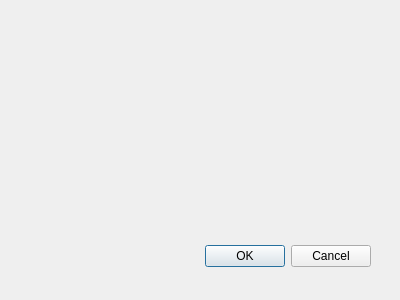
Old version of the form web_service_plugin_dialog_base.ui in the repository envirosolutionspl/integrator_uslug_danych_przestrzennych.
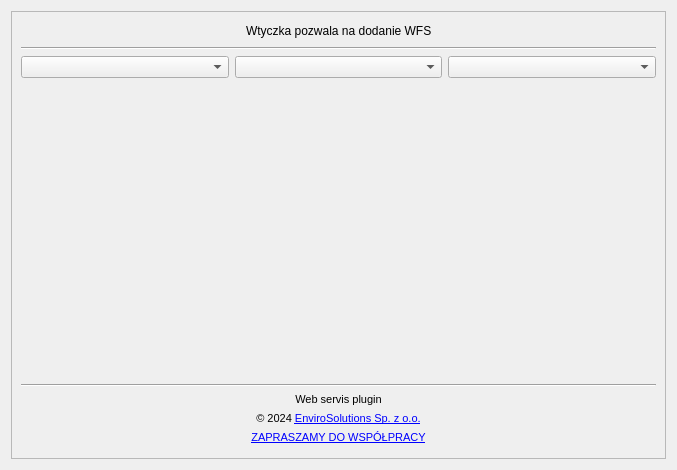
New version of the form. Icons and pictures are not drawn.

Commit message:
Dodanie stopki i nagłówka.
Dodanie stopki i nagłówka oraz drobne zmiany w rozmieszczeniu comboBoxów.

```diff
--- a/web_service_plugin_dialog_base.ui
+++ b/web_service_plugin_dialog_base.ui
@@ -1,33 +1,279 @@
 <ui version="4.0" >
  <class>WebServicePluginDialogBase</class>
- <widget class="QDialog" name="WebServicePluginDialogBase" >
-  <property name="geometry" >
+ <widget class="QDialog" name="WebServicePluginDialogBase">
+  <property name="geometry">
    <rect>
     <x>0</x>
     <y>0</y>
-    <width>400</width>
-    <height>300</height>
+    <width>677</width>
+    <height>470</height>
    </rect>
   </property>
   <property name="windowTitle" >
    <string>web_service_plugin</string>
   </property>
-  <widget class="QDialogButtonBox" name="button_box" >
-   <property name="geometry" >
-    <rect>
-     <x>30</x>
-     <y>240</y>
-     <width>341</width>
-     <height>32</height>
-    </rect>
-   </property>
-   <property name="orientation" >
-    <enum>Qt::Horizontal</enum>
-   </property>
-   <property name="standardButtons" >
-    <set>QDialogButtonBox::Cancel|QDialogButtonBox::Ok</set>
-   </property>
-  </widget>
+  <layout class="QGridLayout" name="gridLayout">
+   <item row="0" column="0">
+    <widget class="QScrollArea" name="scrollArea">
+     <property name="maximumSize">
+      <size>
+       <width>659</width>
+       <height>452</height>
+      </size>
+     </property>
+     <property name="widgetResizable">
+      <bool>true</bool>
+     </property>
+     <widget class="QWidget" name="scrollAreaWidgetContents_2">
+      <property name="geometry">
+       <rect>
+        <x>0</x>
+        <y>0</y>
+        <width>657</width>
+        <height>450</height>
+       </rect>
+      </property>
+      <layout class="QVBoxLayout" name="verticalLayout_35">
+       <item>
+        <layout class="QVBoxLayout" name="naglowek">
+         <item>
+          <layout class="QHBoxLayout" name="horizontalLayout">
+           <item>
+            <spacer name="horizontalSpacer_9">
+             <property name="orientation">
+              <enum>Qt::Horizontal</enum>
+             </property>
+             <property name="sizeHint" stdset="0">
+              <size>
+               <width>40</width>
+               <height>20</height>
+              </size>
+             </property>
+            </spacer>
+           </item>
+           <item>
+            <widget class="QLabel" name="label_97">
+             <property name="text">
+              <string>Wtyczka pozwala na dodanie WFS</string>
+             </property>
+             <property name="scaledContents">
+              <bool>true</bool>
+             </property>
+            </widget>
+           </item>
+           <item>
+            <spacer name="horizontalSpacer_10">
+             <property name="orientation">
+              <enum>Qt::Horizontal</enum>
+             </property>
+             <property name="sizeHint" stdset="0">
+              <size>
+               <width>40</width>
+               <height>20</height>
+              </size>
+             </property>
+            </spacer>
+           </item>
+          </layout>
+         </item>
+         <item>
+          <widget class="Line" name="line_42">
+           <property name="orientation">
+            <enum>Qt::Horizontal</enum>
+           </property>
+          </widget>
+         </item>
+        </layout>
+       </item>
+       <item>
+        <layout class="QHBoxLayout" name="horizontalLayout_20">
+         <item>
+          <widget class="QComboBox" name="comboBox_wojewodztwa"/>
+         </item>
+         <item>
+          <widget class="QComboBox" name="comboBox_powiaty"/>
+         </item>
+         <item>
+          <widget class="QComboBox" name="comboBox_gminy"/>
+         </item>
+        </layout>
+       </item>
+       <item>
+        <layout class="QVBoxLayout" name="verticalLayout_34">
+         <item>
+          <spacer name="verticalSpacer">
+           <property name="orientation">
+            <enum>Qt::Vertical</enum>
+           </property>
+           <property name="sizeHint" stdset="0">
+            <size>
+             <width>17</width>
+             <height>198</height>
+            </size>
+           </property>
+          </spacer>
+         </item>
+         <item>
+          <widget class="Line" name="line_41">
+           <property name="orientation">
+            <enum>Qt::Horizontal</enum>
+           </property>
+          </widget>
+         </item>
+         <item>
+          <layout class="QHBoxLayout" name="Stopka">
+           <property name="spacing">
+            <number>5</number>
+           </property>
+           <property name="leftMargin">
+            <number>5</number>
+           </property>
+           <property name="topMargin">
+            <number>0</number>
+           </property>
+           <property name="rightMargin">
+            <number>5</number>
+           </property>
+           <property name="bottomMargin">
+            <number>5</number>
+           </property>
+           <item>
+            <widget class="QLabel" name="label_95">
+             <property name="maximumSize">
+              <size>
+               <width>60</width>
+               <height>60</height>
+              </size>
+             </property>
+             <property name="text">
+              <string/>
+             </property>
+             <property name="pixmap">
+              <pixmap>D:/pobieracz_danych_gugik-master/pobieracz_danych_gugik-master/img/pobieracz_logo.svg</pixmap>
+             </property>
+             <property name="scaledContents">
+              <bool>true</bool>
+             </property>
+             <property name="margin">
+              <number>5</number>
+             </property>
+            </widget>
+           </item>
+           <item>
+            <layout class="QGridLayout" name="gridLayout_11">
+             <property name="spacing">
+              <number>6</number>
+             </property>
+             <item row="1" column="0">
+              <widget class="QLabel" name="lbl_copyrights_3">
+               <property name="font">
+                <font>
+                 <pointsize>8</pointsize>
+                </font>
+               </property>
+               <property name="text">
+                <string>&lt;html&gt;&lt;head/&gt;&lt;body&gt;&lt;p&gt;© 2024 &lt;a href=&quot;http://www.envirosolutions.pl/&quot;&gt;&lt;span style=&quot; text-decoration: underline; color:#0000ff;&quot;&gt;EnviroSolutions Sp. z o.o.&lt;/span&gt;&lt;/a&gt;&lt;/p&gt;&lt;/body&gt;&lt;/html&gt;</string>
+               </property>
+               <property name="textFormat">
+                <enum>Qt::RichText</enum>
+               </property>
+               <property name="alignment">
+                <set>Qt::AlignCenter</set>
+               </property>
+               <property name="openExternalLinks">
+                <bool>true</bool>
+               </property>
+               <property name="textInteractionFlags">
+                <set>Qt::TextBrowserInteraction</set>
+               </property>
+              </widget>
+             </item>
+             <item row="2" column="0">
+              <widget class="QLabel" name="lbl_email_3">
+               <property name="font">
+                <font>
+                 <pointsize>8</pointsize>
+                </font>
+               </property>
+               <property name="text">
+                <string>&lt;html&gt;&lt;head/&gt;&lt;body&gt;&lt;p&gt;&lt;a href=&quot;mailto:office@envirosolutions.pl&quot;&gt;&lt;span style=&quot; text-decoration: underline; color:#0000ff;&quot;&gt;ZAPRASZAMY DO WSPÓŁPRACY&lt;/span&gt;&lt;/a&gt;&lt;/p&gt;&lt;/body&gt;&lt;/html&gt;</string>
+               </property>
+               <property name="textFormat">
+                <enum>Qt::RichText</enum>
+               </property>
+               <property name="alignment">
+                <set>Qt::AlignCenter</set>
+               </property>
+               <property name="openExternalLinks">
+                <bool>true</bool>
+               </property>
+               <property name="textInteractionFlags">
+                <set>Qt::TextBrowserInteraction</set>
+               </property>
+              </widget>
+             </item>
+             <item row="0" column="0">
+              <widget class="QLabel" name="lbl_pluginVersion_3">
+               <property name="font">
+                <font>
+                 <pointsize>8</pointsize>
+                </font>
+               </property>
+               <property name="text">
+                <string>Web servis plugin</string>
+               </property>
+               <property name="alignment">
+                <set>Qt::AlignCenter</set>
+               </property>
+              </widget>
+             </item>
+            </layout>
+           </item>
+           <item>
+            <widget class="QLabel" name="label_96">
+             <property name="sizePolicy">
+              <sizepolicy hsizetype="Maximum" vsizetype="Minimum">
+               <horstretch>0</horstretch>
+               <verstretch>0</verstretch>
+              </sizepolicy>
+             </property>
+             <property name="maximumSize">
+              <size>
+               <width>60</width>
+               <height>60</height>
+              </size>
+             </property>
+             <property name="font">
+              <font>
+               <pointsize>19</pointsize>
+              </font>
+             </property>
+             <property name="mouseTracking">
+              <bool>true</bool>
+             </property>
+             <property name="text">
+              <string/>
+             </property>
+             <property name="pixmap">
+              <pixmap>D:/pobieracz_danych_gugik-master/pobieracz_danych_gugik-master/img/es_logo.svg</pixmap>
+             </property>
+             <property name="scaledContents">
+              <bool>true</bool>
+             </property>
+             <property name="margin">
+              <number>0</number>
+             </property>
+            </widget>
+           </item>
+          </layout>
+         </item>
+        </layout>
+       </item>
+      </layout>
+     </widget>
+    </widget>
+   </item>
+  </layout>
  </widget>
  <resources/>
  <connections>
```
Left out of the diff: 40 changed lines with no effect on the pictures.
